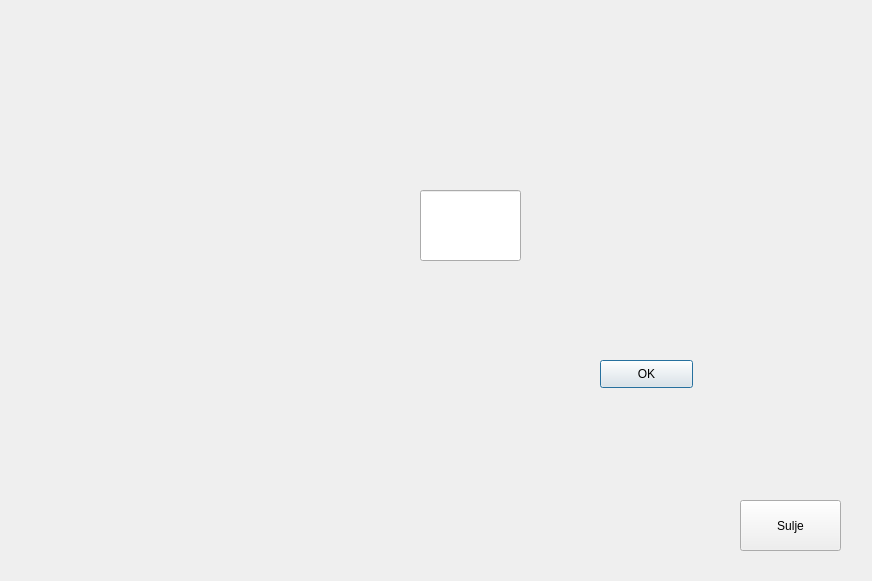
Qt form bankautomat/muusumma.ui (tvt21kmo-bank-project/group_15) before a commit.
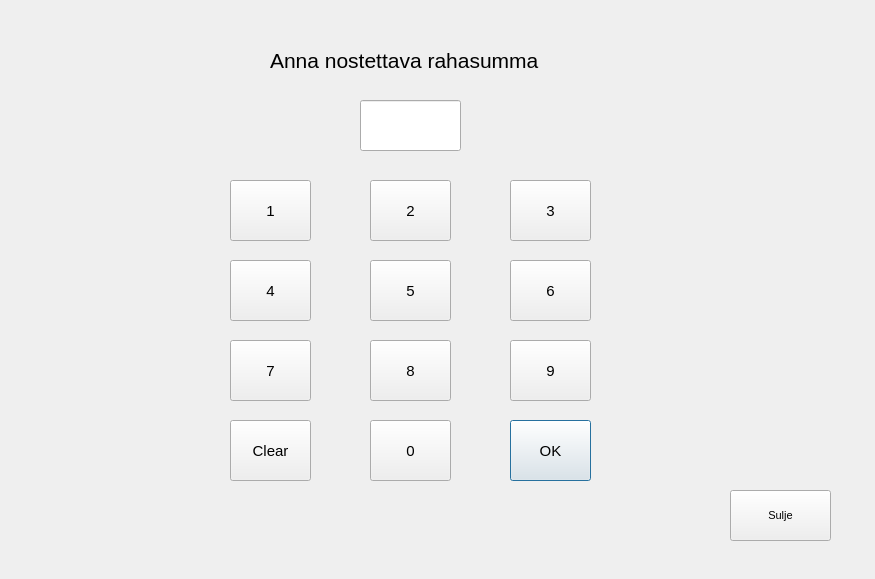
The same form after that commit.

Commit message: muusumma valmis

The edit to the form file:
```diff
--- a/bankautomat/muusumma.ui
+++ b/bankautomat/muusumma.ui
@@ -6,8 +6,8 @@
    <rect>
     <x>0</x>
     <y>0</y>
-    <width>872</width>
-    <height>581</height>
+    <width>875</width>
+    <height>579</height>
    </rect>
   </property>
   <property name="windowTitle">
@@ -16,22 +16,35 @@
   <widget class="QLineEdit" name="le_muuSumma">
    <property name="geometry">
     <rect>
-     <x>420</x>
-     <y>190</y>
+     <x>360</x>
+     <y>100</y>
      <width>101</width>
-     <height>71</height>
+     <height>51</height>
     </rect>
    </property>
+   <property name="font">
+    <font>
+     <pointsize>24</pointsize>
+    </font>
+   </property>
   </widget>
   <widget class="QPushButton" name="btn_ok">
    <property name="geometry">
     <rect>
-     <x>600</x>
-     <y>360</y>
-     <width>93</width>
-     <height>28</height>
+     <x>510</x>
+     <y>420</y>
+     <width>81</width>
+     <height>61</height>
     </rect>
    </property>
+   <property name="font">
+    <font>
+     <pointsize>11</pointsize>
+    </font>
+   </property>
+   <property name="autoFillBackground">
+    <bool>false</bool>
+   </property>
    <property name="text">
     <string>OK</string>
    </property>
@@ -39,16 +52,237 @@
   <widget class="QPushButton" name="btn_close">
    <property name="geometry">
     <rect>
-     <x>740</x>
-     <y>500</y>
+     <x>730</x>
+     <y>490</y>
      <width>101</width>
      <height>51</height>
     </rect>
    </property>
+   <property name="font">
+    <font>
+     <pointsize>8</pointsize>
+    </font>
+   </property>
    <property name="text">
     <string>Sulje</string>
    </property>
   </widget>
+  <widget class="QPushButton" name="btn_1">
+   <property name="geometry">
+    <rect>
+     <x>230</x>
+     <y>180</y>
+     <width>81</width>
+     <height>61</height>
+    </rect>
+   </property>
+   <property name="font">
+    <font>
+     <pointsize>11</pointsize>
+    </font>
+   </property>
+   <property name="text">
+    <string>1</string>
+   </property>
+  </widget>
+  <widget class="QPushButton" name="btn_2">
+   <property name="geometry">
+    <rect>
+     <x>370</x>
+     <y>180</y>
+     <width>81</width>
+     <height>61</height>
+    </rect>
+   </property>
+   <property name="font">
+    <font>
+     <pointsize>11</pointsize>
+    </font>
+   </property>
+   <property name="text">
+    <string>2</string>
+   </property>
+  </widget>
+  <widget class="QPushButton" name="btn_3">
+   <property name="geometry">
+    <rect>
+     <x>510</x>
+     <y>180</y>
+     <width>81</width>
+     <height>61</height>
+    </rect>
+   </property>
+   <property name="font">
+    <font>
+     <pointsize>11</pointsize>
+    </font>
+   </property>
+   <property name="text">
+    <string>3</string>
+   </property>
+  </widget>
+  <widget class="QPushButton" name="btn_4">
+   <property name="geometry">
+    <rect>
+     <x>230</x>
+     <y>260</y>
+     <width>81</width>
+     <height>61</height>
+    </rect>
+   </property>
+   <property name="font">
+    <font>
+     <pointsize>11</pointsize>
+    </font>
+   </property>
+   <property name="text">
+    <string>4</string>
+   </property>
+  </widget>
+  <widget class="QPushButton" name="btn_5">
+   <property name="geometry">
+    <rect>
+     <x>370</x>
+     <y>260</y>
+     <width>81</width>
+     <height>61</height>
+    </rect>
+   </property>
+   <property name="font">
+    <font>
+     <pointsize>11</pointsize>
+    </font>
+   </property>
+   <property name="text">
+    <string>5</string>
+   </property>
+  </widget>
+  <widget class="QPushButton" name="btn_6">
+   <property name="geometry">
+    <rect>
+     <x>510</x>
+     <y>260</y>
+     <width>81</width>
+     <height>61</height>
+    </rect>
+   </property>
+   <property name="font">
+    <font>
+     <pointsize>11</pointsize>
+    </font>
+   </property>
+   <property name="text">
+    <string>6</string>
+   </property>
+  </widget>
+  <widget class="QPushButton" name="btn_7">
+   <property name="geometry">
+    <rect>
+     <x>230</x>
+     <y>340</y>
+     <width>81</width>
+     <height>61</height>
+    </rect>
+   </property>
+   <property name="font">
+    <font>
+     <pointsize>11</pointsize>
+    </font>
+   </property>
+   <property name="text">
+    <string>7</string>
+   </property>
+  </widget>
+  <widget class="QPushButton" name="btn_8">
+   <property name="geometry">
+    <rect>
+     <x>370</x>
+     <y>340</y>
+     <width>81</width>
+     <height>61</height>
+    </rect>
+   </property>
+   <property name="font">
+    <font>
+     <pointsize>11</pointsize>
+    </font>
+   </property>
+   <property name="text">
+    <string>8</string>
+   </property>
+  </widget>
+  <widget class="QPushButton" name="btn_9">
+   <property name="geometry">
+    <rect>
+     <x>510</x>
+     <y>340</y>
+     <width>81</width>
+     <height>61</height>
+    </rect>
+   </property>
+   <property name="font">
+    <font>
+     <pointsize>11</pointsize>
+    </font>
+   </property>
+   <property name="text">
+    <string>9</string>
+   </property>
+  </widget>
+  <widget class="QPushButton" name="btn_0">
+   <property name="geometry">
+    <rect>
+     <x>370</x>
+     <y>420</y>
+     <width>81</width>
+     <height>61</height>
+    </rect>
+   </property>
+   <property name="font">
+    <font>
+     <pointsize>11</pointsize>
+    </font>
+   </property>
+   <property name="text">
+    <string>0</string>
+   </property>
+  </widget>
+  <widget class="QPushButton" name="btn_clear">
+   <property name="geometry">
+    <rect>
+     <x>230</x>
+     <y>420</y>
+     <width>81</width>
+     <height>61</height>
+    </rect>
+   </property>
+   <property name="font">
+    <font>
+     <pointsize>11</pointsize>
+    </font>
+   </property>
+   <property name="text">
+    <string>Clear</string>
+   </property>
+  </widget>
+  <widget class="QLabel" name="label">
+   <property name="geometry">
+    <rect>
+     <x>270</x>
+     <y>40</y>
+     <width>381</width>
+     <height>41</height>
+    </rect>
+   </property>
+   <property name="font">
+    <font>
+     <pointsize>16</pointsize>
+    </font>
+   </property>
+   <property name="text">
+    <string>Anna nostettava rahasumma</string>
+   </property>
+  </widget>
  </widget>
  <resources/>
  <connections/>
```
The commit also changes 6 other files.
